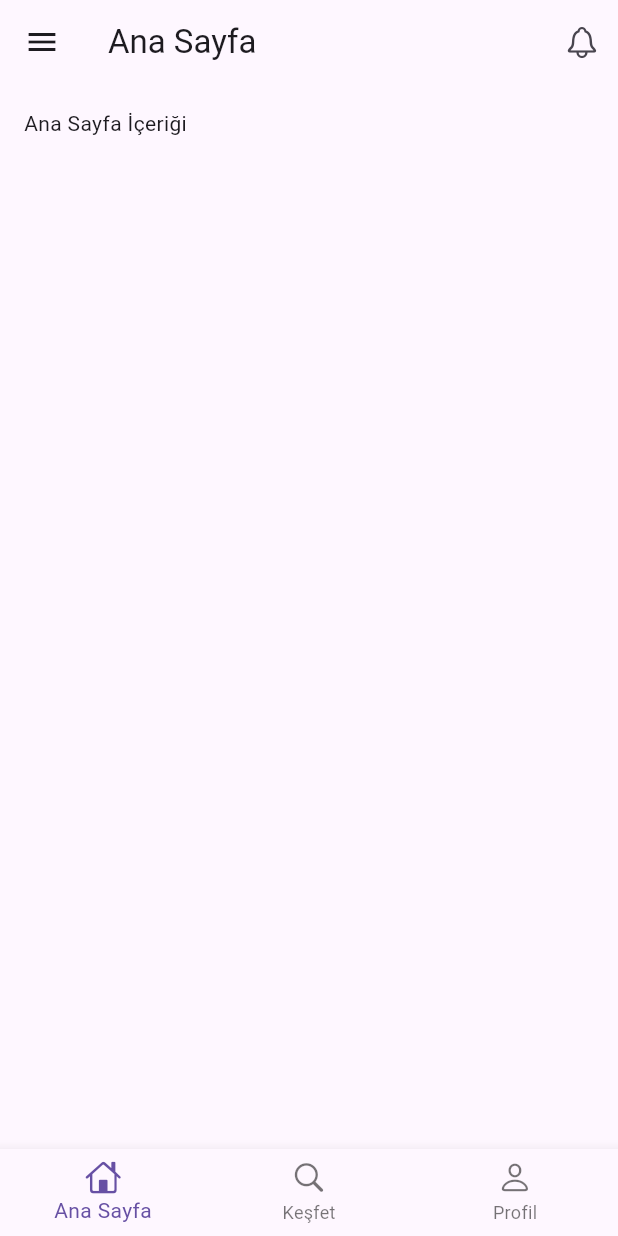
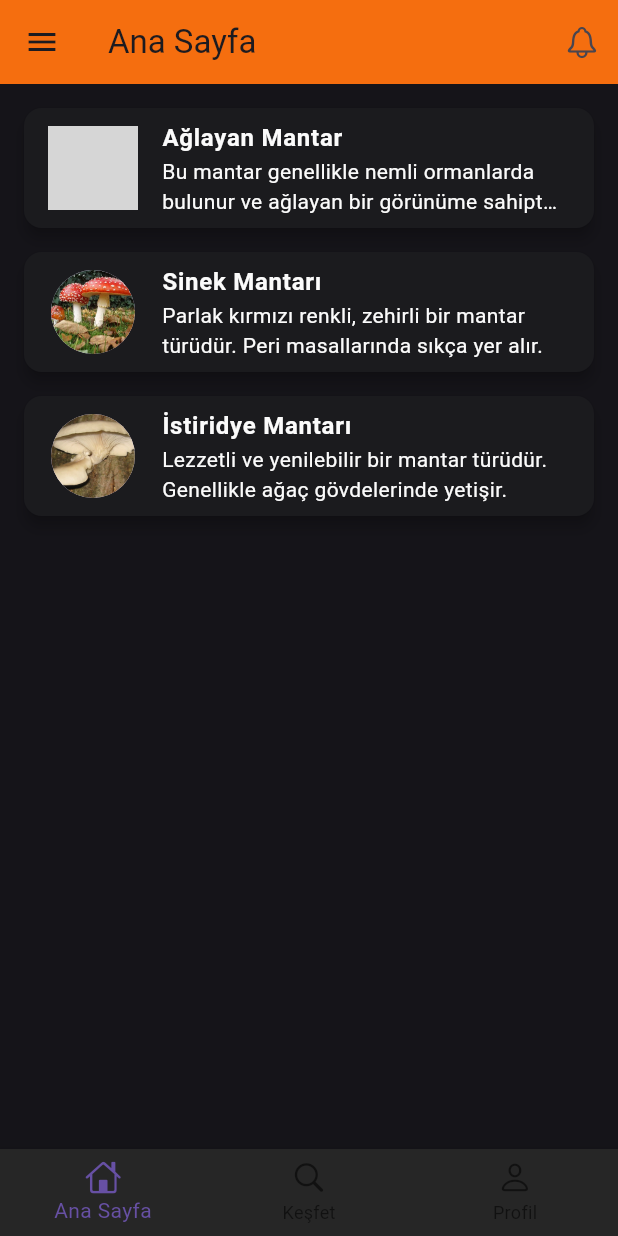
Before and after one commit to acimasizburger/Fungipedia, a Flutter app: the HomeScreen screen opened by its route, on a phone screen of 412 x 824 dp. Run offline on Flutter 3.47's test engine with Material 3 defaults, Android fonts, the phone set to English and light mode, and no system bars; our stand-ins replace go_router; grey boxes are pictures that could not be loaded.

Commit message:
Ana sayfa yeniden düzenlendi. Renkler değiştirildi.

```diff
--- a/analysis_options.yaml
+++ b/analysis_options.yaml
@@ -1 +1,4 @@
 include: package:flutter_lints/flutter.yaml
+analyzer:
+  errors:
+    prefer_const_constructors: ignore
--- a/lib/main.dart
+++ b/lib/main.dart
@@ -12,7 +12,7 @@ class MyApp extends StatelessWidget {
   @override
   Widget build(BuildContext context) {
     return MaterialApp.router(
-      title: 'Flutter App',
+      title: 'Fungipedia',
       theme: ThemeData(
         primarySwatch: Colors.blue,
         visualDensity: VisualDensity.adaptivePlatformDensity,
--- a/lib/routes/app_router.dart
+++ b/lib/routes/app_router.dart
@@ -1,4 +1,3 @@
-import 'package:flutter/material.dart';
 import 'package:go_router/go_router.dart';
 import '../screens/loading_screen.dart';
 import '../screens/home_screen.dart';
--- a/lib/screens/home_screen.dart
+++ b/lib/screens/home_screen.dart
@@ -6,9 +6,37 @@ class HomeScreen extends StatelessWidget {
 
   @override
   Widget build(BuildContext context) {
+    // Örnek mantar verileri
+    final List<Map<String, String>> mushrooms = [
+      {
+        'name': 'Ağlayan Mantar',
+        'image': 'assets/images/crying_mushroom.jpg',
+        'description': 'Bu mantar genellikle nemli ormanlarda bulunur ve ağlayan bir görünüme sahiptir.'
+      },
+      {
+        'name': 'Sinek Mantarı',
+        'image': 'assets/images/fly_agaric.jpg',
+        'description': 'Parlak kırmızı renkli, zehirli bir mantar türüdür. Peri masallarında sıkça yer alır.'
+      },
+      {
+        'name': 'İstiridye Mantarı',
+        'image': 'assets/images/oyster_mushroom.jpg',
+        'description': 'Lezzetli ve yenilebilir bir mantar türüdür. Genellikle ağaç gövdelerinde yetişir.'
+      },
+    ];
+
+    // Tema renkleri
+    final Color backgroundColor = Color.fromARGB(255, 21, 20, 25); // Açık arka plan
+    final Color cardColor = Color.fromARGB(255, 27, 27, 30); // Kart arka planı
+    final Color appBarColor = Color.fromARGB(255, 245, 110, 15); // AppBar rengi
+    final Color textColor = Color.fromARGB(255, 251, 251, 251); // Yazı rengi
+    final Color bottomNavBarColor = Color.fromARGB(255, 38, 38, 38); // Alt navigasyon çubuğu rengi
+    final Color drawerColor = Color.fromARGB(255, 27, 27, 30); // Drawer rengi
+
     return Scaffold(
       // AppBar
       appBar: AppBar(
+        backgroundColor: appBarColor,
         title: const Text('Ana Sayfa'),
         actions: [
           IconButton(
@@ -20,25 +48,27 @@ class HomeScreen extends StatelessWidget {
 
       // Drawer (Yan Menü)
       drawer: Drawer(
+        backgroundColor: drawerColor,
         child: Column(
           children: [
             // Drawer Header
             Container(
               height: 200,
-              color: Colors.blue,
-              child: Column(
+              width: 300,
+              color: Color.fromARGB(255, 245, 110, 15),
+              child: const Column(
                 mainAxisAlignment: MainAxisAlignment.center,
                 children: [
-                  const Icon(
+                  Icon(
                     CupertinoIcons.person_circle,
                     size: 80,
-                    color: Colors.white,
+                    color: Color.fromARGB(255, 251, 251, 251),
                   ),
-                  const SizedBox(height: 10),
-                  const Text(
+                  SizedBox(height: 10),
+                  Text(
                     'Kullanıcı Adı',
                     style: TextStyle(
-                      color: Colors.white,
+                      color: Color.fromARGB(255, 251, 251, 251),
                       fontSize: 18,
                     ),
                   ),
@@ -47,15 +77,21 @@ class HomeScreen extends StatelessWidget {
             ),
             // Menü öğeleri
             ListTile(
-              leading: const Icon(CupertinoIcons.home),
-              title: const Text('Ana Sayfa'),
+              leading: const Icon(CupertinoIcons.home, color: Color.fromARGB(255, 251, 251, 251)),
+              title: const Text(
+              'Ana Sayfa',
+              style: TextStyle(color: Color.fromARGB(255, 251, 251, 251)),
+              ),
               onTap: () {
               Navigator.pop(context);
               },
             ),
             ListTile(
-              leading: const Icon(CupertinoIcons.settings),
-              title: const Text('Ayarlar'),
+              leading: const Icon(CupertinoIcons.settings, color: Color.fromARGB(255, 251, 251, 251)),
+              title: const Text(
+              'Ayarlar',
+              style: TextStyle(color: Color.fromARGB(255, 251, 251, 251)),
+              ),
               onTap: () {
               Navigator.pop(context);
               },
@@ -65,29 +101,89 @@ class HomeScreen extends StatelessWidget {
       ),
 
       // Ana içerik
-      body: Column(
-        children: [
-          Expanded(
-            child: Container(
+      body: Container(
+        color: backgroundColor,
+        child: ListView.builder(
           padding: const EdgeInsets.all(16),
-              child: const Text('Ana Sayfa İçeriği'),
+          itemCount: mushrooms.length,
+          itemBuilder: (context, index) {
+            final mushroom = mushrooms[index];
+            return Card(
+              color: cardColor,
+              margin: const EdgeInsets.only(bottom: 16),
+              elevation: 4,
+              shape: RoundedRectangleBorder(
+                borderRadius: BorderRadius.circular(12),
+              ),
+              child: ListTile(
+                leading: CircleAvatar(
+                  backgroundImage: AssetImage(mushroom['image']!),
+                  radius: 30,
+                ),
+                title: Text(
+                  mushroom['name']!,
+                  style: TextStyle(
+                    fontWeight: FontWeight.bold,
+                    color: textColor,
                   ),
                 ),
+                subtitle: Text(
+                  mushroom['description']!,
+                  maxLines: 2,
+                  overflow: TextOverflow.ellipsis,
+                  style: TextStyle(color: textColor),
+                ),
+                onTap: () {
+                  showDialog(
+                    context: context,
+                    builder: (_) => AlertDialog(
+                      backgroundColor: cardColor,
+                      title: Text(
+                        mushroom['name']!,
+                        style: TextStyle(color: textColor),
+                      ),
+                      content: Column(
+                        mainAxisSize: MainAxisSize.min,
+                        children: [
+                          Image.asset(mushroom['image']!),
+                          const SizedBox(height: 8),
+                          Text(
+                            mushroom['description']!,
+                            style: TextStyle(color: textColor),
+                          ),
                         ],
+                      ),
+                      actions: [
+                        TextButton(
+                          onPressed: () => Navigator.pop(context),
+                          child: const Text('Kapat'),
+                        ),
+                      ],
+                    ),
+                  );
+                },
+              ),
+            );
+          },
+        ),
       ),
 
       // Alt navigasyon çubuğu
       bottomNavigationBar: BottomNavigationBar(
-        items: const [
+        backgroundColor: bottomNavBarColor,
+        items: [
           BottomNavigationBarItem(
+            backgroundColor: textColor,
             icon: Icon(CupertinoIcons.home),
             label: 'Ana Sayfa',
           ),
           BottomNavigationBarItem(
+            backgroundColor: textColor,
             icon: Icon(CupertinoIcons.search),
             label: 'Keşfet',
           ),
           BottomNavigationBarItem(
+            backgroundColor: textColor,
             icon: Icon(CupertinoIcons.person),
             label: 'Profil',
           ),
--- a/pubspec.yaml
+++ b/pubspec.yaml
@@ -1,4 +1,4 @@
-name: fungipedia
+name: Fungipedia
 description: "App for mushroom identification"
 publish_to: 'none'
 version: 0.1.0
@@ -13,6 +13,8 @@ dependencies:
   flutter_secure_storage: ^9.2.2
   go_router: ^14.6.2
   shared_preferences: ^2.3.3
+  dotlottie_loader: ^0.0.4
+  lottie: ^3.1.3
 
 dev_dependencies:
   flutter_test:
```
Also changed, not shown: lib/screens/loading_screen.dart (+35 -25 lines), assets/images/fly_agaric.jpg (added), assets/images/logo.png (added), assets/images/oyster_mushroom.jpg (added), pubspec.lock, 2 other files. Lines whose indentation alone changed are shown as unchanged.
